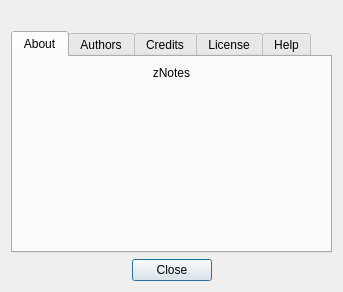
Qt form trunk/znotes/aboutDialog.ui (rgfernandes/qtdesktop) before a commit.
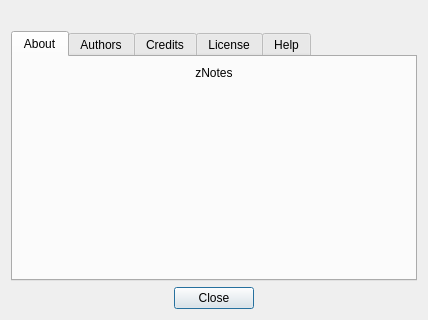
The same form after that commit. Icons and pictures are not drawn.

```diff
--- a/trunk/znotes/aboutDialog.ui
+++ b/trunk/znotes/aboutDialog.ui
@@ -6,8 +6,8 @@
    <rect>
     <x>0</x>
     <y>0</y>
-    <width>343</width>
-    <height>292</height>
+    <width>428</width>
+    <height>320</height>
    </rect>
   </property>
   <property name="windowTitle">
```
Left out of the diff: 2 changed lines with no effect on the pictures.
